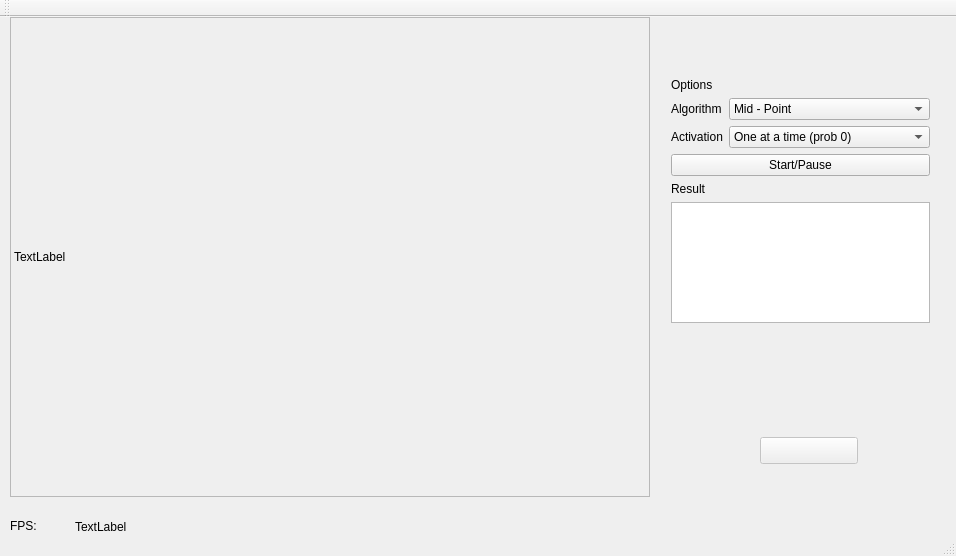
Above: epuck/mainwindow.ui from k29/epuck-main before the change. Below: the same form after it.
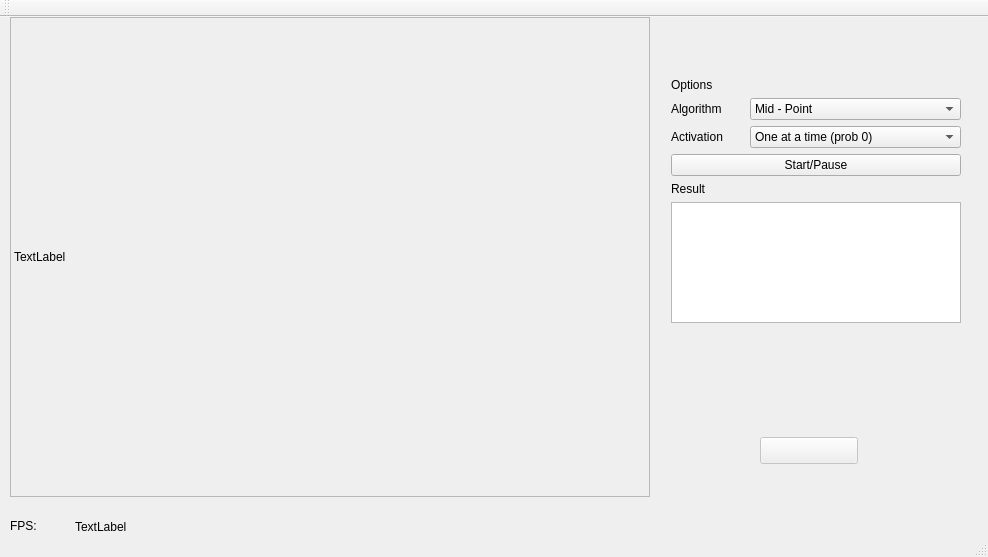
That is the form after the change.

Diff of the .ui file:
```diff
--- a/epuck/mainwindow.ui
+++ b/epuck/mainwindow.ui
@@ -6,8 +6,8 @@
    <rect>
     <x>0</x>
     <y>0</y>
-    <width>956</width>
-    <height>556</height>
+    <width>988</width>
+    <height>557</height>
    </rect>
   </property>
   <property name="windowTitle">
@@ -77,7 +77,7 @@
      <rect>
       <x>660</x>
       <y>50</y>
-      <width>281</width>
+      <width>312</width>
       <height>267</height>
      </rect>
     </property>
```
Left out of the diff: 4 changed lines with no effect on the pictures.
